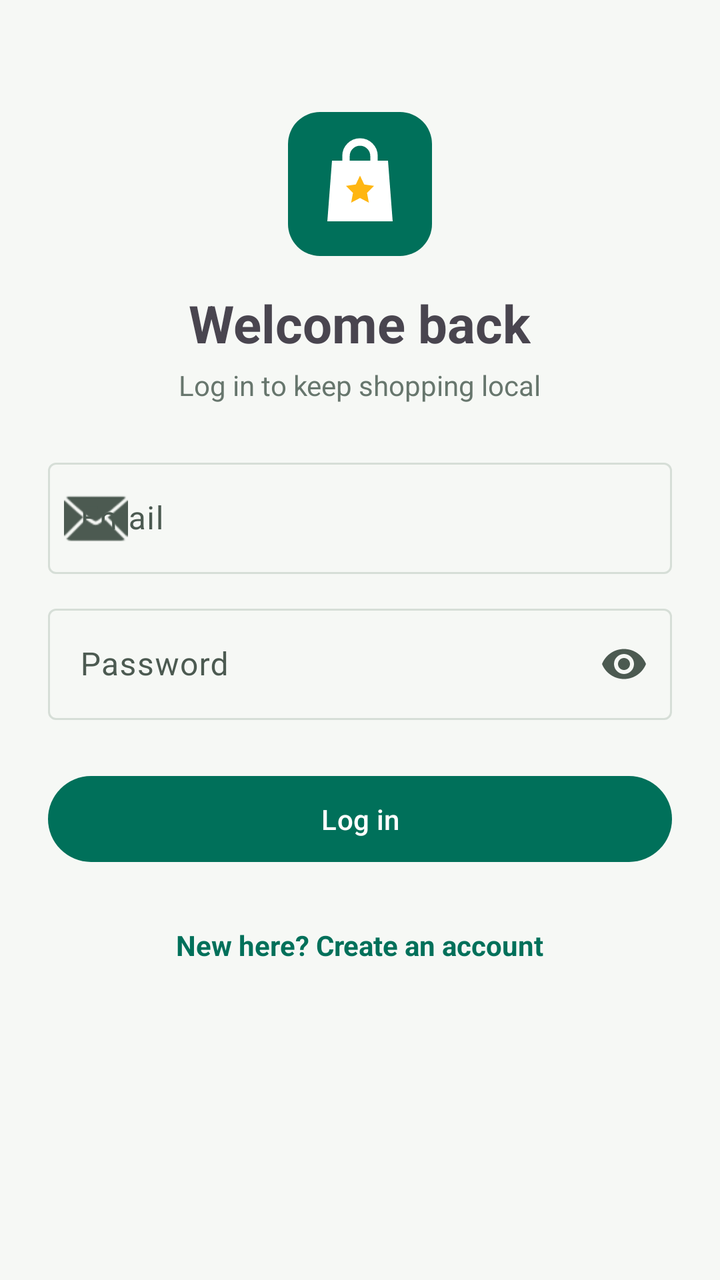
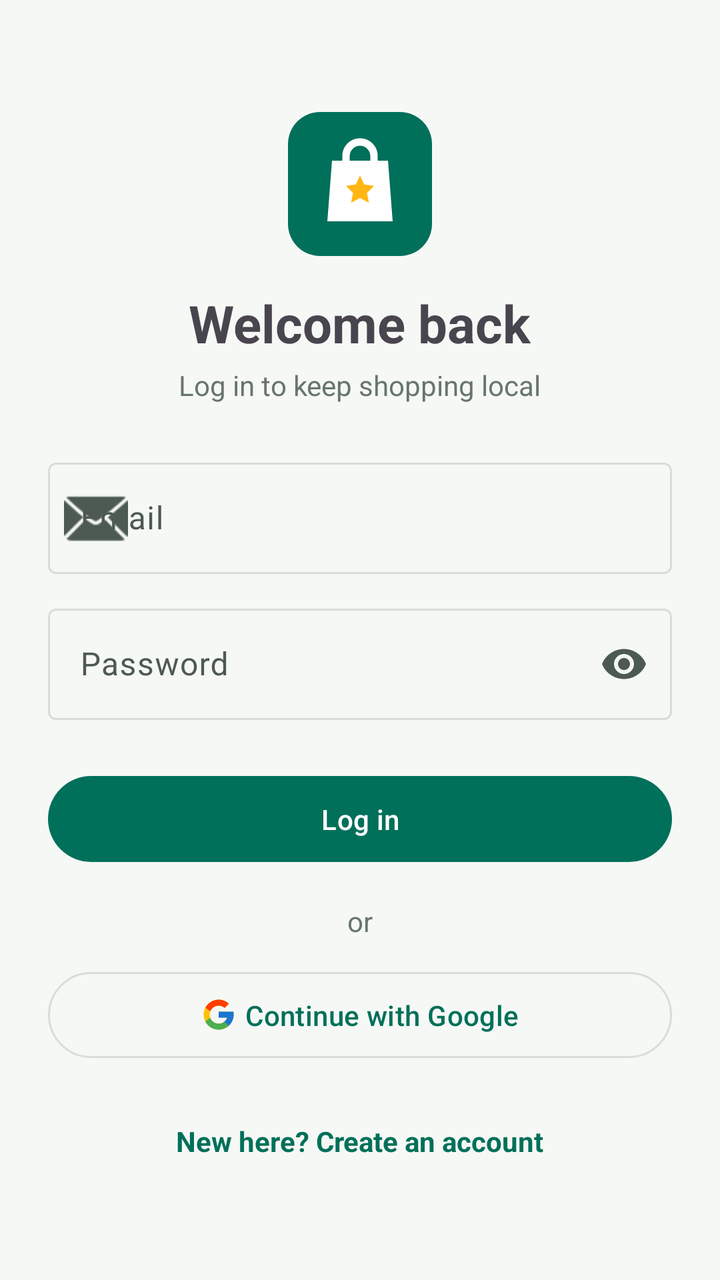

Compare the two renders of this Android layout. The source of the first and the diff that turns it into the second are given below.
<!-- AndroidManifest.xml: application theme Theme.ShopLocal -->
<!-- res/layout/fragment_login.xml -->
<?xml version="1.0" encoding="utf-8"?>
<ScrollView xmlns:android="http://schemas.android.com/apk/res/android"
    xmlns:app="http://schemas.android.com/apk/res-auto"
    android:layout_width="match_parent"
    android:layout_height="match_parent"
    android:fillViewport="true">

    <LinearLayout
        android:layout_width="match_parent"
        android:layout_height="wrap_content"
        android:orientation="vertical"
        android:padding="24dp">

        <ImageView
            android:layout_width="72dp"
            android:layout_height="72dp"
            android:layout_gravity="center"
            android:layout_marginTop="32dp"
            android:background="@drawable/bg_points_card"
            android:padding="8dp"
            android:src="@drawable/ic_logo"
            android:contentDescription="@string/app_name" />

        <TextView
            android:layout_width="wrap_content"
            android:layout_height="wrap_content"
            android:layout_gravity="center"
            android:layout_marginTop="16dp"
            android:text="@string/login_welcome"
            android:textSize="26sp"
            android:textStyle="bold" />

        <TextView
            android:layout_width="wrap_content"
            android:layout_height="wrap_content"
            android:layout_gravity="center"
            android:layout_marginTop="4dp"
            android:layout_marginBottom="24dp"
            android:text="@string/login_subtitle"
            android:textColor="@color/grey_600" />

        <com.google.android.material.textfield.TextInputLayout
            android:id="@+id/inputEmailLayout"
            android:layout_width="match_parent"
            android:layout_height="wrap_content"
            android:hint="@string/email"
            app:startIconDrawable="@android:drawable/ic_dialog_email">

            <com.google.android.material.textfield.TextInputEditText
                android:id="@+id/inputEmail"
                android:layout_width="match_parent"
                android:layout_height="wrap_content"
                android:inputType="textEmailAddress" />
        </com.google.android.material.textfield.TextInputLayout>

        <com.google.android.material.textfield.TextInputLayout
            android:id="@+id/inputPasswordLayout"
            android:layout_width="match_parent"
            android:layout_height="wrap_content"
            android:layout_marginTop="12dp"
            android:hint="@string/password"
            app:endIconMode="password_toggle">

            <com.google.android.material.textfield.TextInputEditText
                android:id="@+id/inputPassword"
                android:layout_width="match_parent"
                android:layout_height="wrap_content"
                android:inputType="textPassword" />
        </com.google.android.material.textfield.TextInputLayout>

        <com.google.android.material.button.MaterialButton
            android:id="@+id/btnLogin"
            android:layout_width="match_parent"
            android:layout_height="wrap_content"
            android:layout_marginTop="24dp"
            android:paddingVertical="12dp"
            android:text="@string/login" />

        <ProgressBar
            android:id="@+id/progress"
            android:layout_width="wrap_content"
            android:layout_height="wrap_content"
            android:layout_gravity="center"
            android:layout_marginTop="12dp"
            android:visibility="gone" />

        <TextView
            android:id="@+id/linkRegister"
            android:layout_width="wrap_content"
            android:layout_height="wrap_content"
            android:layout_gravity="center"
            android:layout_marginTop="20dp"
            android:padding="8dp"
            android:text="@string/no_account"
            android:textColor="@color/brand_green"
            android:textStyle="bold" />
    </LinearLayout>
</ScrollView>
<!-- resources referenced by this layout -->
<resources>
  <color name="brand_green">#00705A</color>
  <color name="grey_600">#67766D</color>
  <!-- drawable bg_points_card (drawable) -->
  <?xml version="1.0" encoding="utf-8"?>
  <shape xmlns:android="http://schemas.android.com/apk/res/android" android:shape="rectangle">
      <solid android:color="@color/brand_green" />
      <corners android:radius="16dp" />
  </shape>
  <string name="app_name">ShopLocal</string>
  <string name="email">Email</string>
  <string name="login">Log in</string>
  <string name="login_subtitle">Log in to keep shopping local</string>
  <string name="login_welcome">Welcome back</string>
  <string name="no_account">New here? Create an account</string>
  <string name="password">Password</string>
  <color name="brand_green_dark">#004C3C</color>
  <color name="white">#FFFFFF</color>
  <color name="brand_green_light">#CFEDE4</color>
  <color name="brand_gold">#F5A524</color>
  <color name="black">#141A17</color>
  <color name="brand_gold_light">#FFE7B3</color>
  <color name="brand_teal">#12A58A</color>
  <color name="app_background">#F6F8F5</color>
  <color name="app_surface">#FFFFFF</color>
  <color name="app_on_surface">#141A17</color>
  <color name="app_surface_variant">#EDF1EC</color>
  <color name="app_on_surface_variant">#4C5A51</color>
  <color name="app_surface_container">#F2F5F0</color>
  <color name="app_outline">#D6DED7</color>
  <color name="sale_red">#E23D49</color>
  <style name="ShapeAppearance.ShopLocal.Small" parent="ShapeAppearance.Material3.Corner.Small">
          <item name="cornerSize">12dp</item>
      </style>
  <style name="ShapeAppearance.ShopLocal.Medium" parent="ShapeAppearance.Material3.Corner.Medium">
          <item name="cornerSize">20dp</item>
      </style>
  <style name="ShapeAppearance.ShopLocal.Large" parent="ShapeAppearance.Material3.Corner.Large">
          <item name="cornerSize">28dp</item>
      </style>
  <style name="Widget.ShopLocal.Button" parent="Widget.Material3.Button">
          <item name="cornerRadius">26dp</item>
          <item name="android:paddingTop">13dp</item>
          <item name="android:paddingBottom">13dp</item>
          <item name="android:letterSpacing">0.01</item>
      </style>
  <!-- unchanged entries left out for length: 2 -->
</resources>

<!-- the commit's change to res/layout/fragment_login.xml (unified diff, before → after) -->
@@ -76,6 +76,26 @@
             android:paddingVertical="12dp"
             android:text="@string/login" />
 
+        <TextView
+            android:layout_width="wrap_content"
+            android:layout_height="wrap_content"
+            android:layout_gravity="center"
+            android:layout_marginTop="16dp"
+            android:text="@string/or"
+            android:textColor="@color/grey_600" />
+
+        <com.google.android.material.button.MaterialButton
+            android:id="@+id/btnGoogle"
+            style="@style/Widget.Material3.Button.OutlinedButton"
+            android:layout_width="match_parent"
+            android:layout_height="wrap_content"
+            android:layout_marginTop="12dp"
+            android:paddingVertical="12dp"
+            android:text="@string/continue_google"
+            app:icon="@drawable/ic_google"
+            app:iconGravity="textStart"
+            app:iconTint="@null" />
+
         <ProgressBar
             android:id="@+id/progress"
             android:layout_width="wrap_content"
<!-- resource entries referenced after the edit -->
@@ -8,12 +8,27 @@
       <solid android:color="@color/brand_green" />
       <corners android:radius="16dp" />
   </shape>
+  <!-- drawable ic_google (drawable) -->
+  <vector xmlns:android="http://schemas.android.com/apk/res/android"
+      android:width="20dp" android:height="20dp"
+      android:viewportWidth="48" android:viewportHeight="48">
+      <path android:fillColor="#FFC107"
+          android:pathData="M43.611,20.083H42V20H24v8h11.303c-1.649,4.657-6.08,8-11.303,8c-6.627,0-12-5.373-12-12c0-6.627,5.373-12,12-12c3.059,0,5.842,1.154,7.961,3.039l5.657-5.657C34.046,6.053,29.268,4,24,4C12.955,4,4,12.955,4,24c0,11.045,8.955,20,20,20c11.045,0,20-8.955,20-20C44,22.659,43.862,21.35,43.611,20.083z"/>
+      <path android:fillColor="#FF3D00"
+          android:pathData="M6.306,14.691l6.571,4.819C14.655,15.108,18.961,12,24,12c3.059,0,5.842,1.154,7.961,3.039l5.657-5.657C34.046,6.053,29.268,4,24,4C16.318,4,9.656,8.337,6.306,14.691z"/>
+      <path android:fillColor="#4CAF50"
+          android:pathData="M24,44c5.166,0,9.86-1.977,13.409-5.192l-6.19-5.238C29.211,35.091,26.715,36,24,36c-5.202,0-9.619-3.317-11.283-7.946l-6.522,5.025C9.505,39.556,16.227,44,24,44z"/>
+      <path android:fillColor="#1976D2"
+          android:pathData="M43.611,20.083H42V20H24v8h11.303c-0.792,2.237-2.231,4.166-4.087,5.571c0.001-0.001,0.002-0.001,0.003-0.002l6.19,5.238C36.971,39.205,44,34,44,24C44,22.659,43.862,21.35,43.611,20.083z"/>
+  </vector>
   <string name="app_name">ShopLocal</string>
+  <string name="continue_google">Continue with Google</string>
   <string name="email">Email</string>
   <string name="login">Log in</string>
   <string name="login_subtitle">Log in to keep shopping local</string>
   <string name="login_welcome">Welcome back</string>
   <string name="no_account">New here? Create an account</string>
+  <string name="or">or</string>
   <string name="password">Password</string>
   <color name="brand_green_dark">#004C3C</color>
   <color name="white">#FFFFFF</color>
